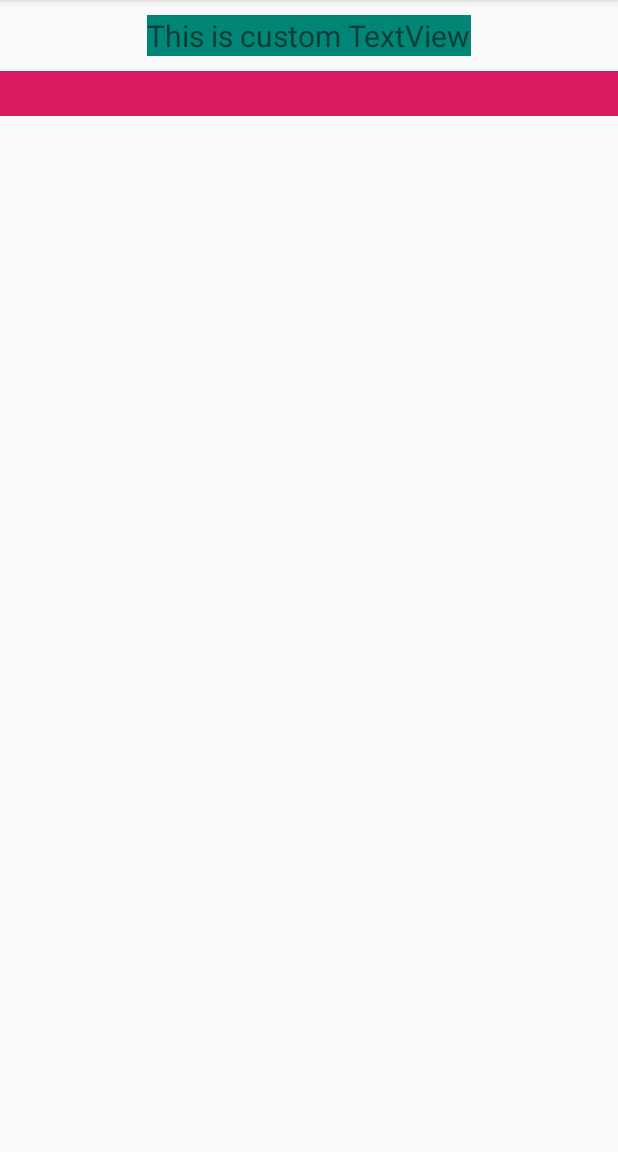
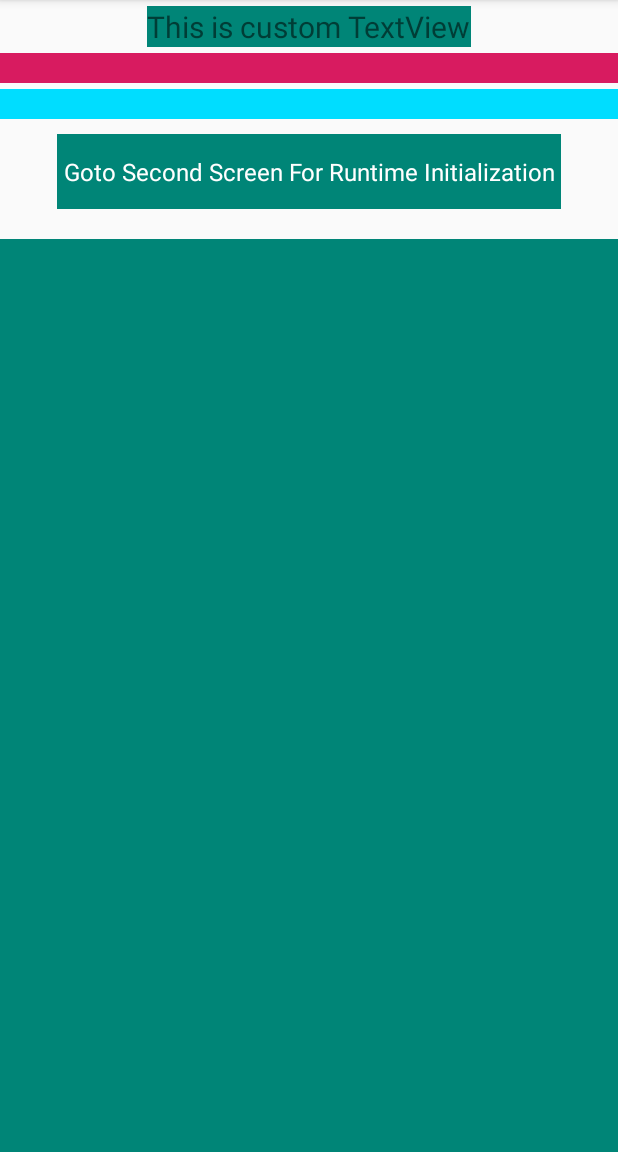
Before and after one commit to WaveTechStudio/AndroidCustomViews, an Android app: the screen it shows after launch (MainActivity before the commit, FirstActivity after it), on a phone screen of 412 x 824 dp, the part 84-1236 px from its top. Run offline under Robolectric (Android 15) with nearby library versions, the phone set to English and light mode, and no system bars.

Commit message:
Custom View Measurement / Parameters / Dynamic View Instantiation from code / Set Properties / Declare Styleable  attrs.xml All these Added.

```diff
--- a/app/src/main/AndroidManifest.xml
+++ b/app/src/main/AndroidManifest.xml
@@ -9,13 +9,14 @@
         android:roundIcon="@mipmap/ic_launcher_round"
         android:supportsRtl="true"
         android:theme="@style/AppTheme">
-        <activity android:name=".MainActivity">
+        <activity android:name=".FirstActivity">
             <intent-filter>
                 <action android:name="android.intent.action.MAIN" />
 
                 <category android:name="android.intent.category.LAUNCHER" />
             </intent-filter>
         </activity>
+        <activity android:name=".SecondActivity" />
     </application>
 
 </manifest>
--- a/app/src/main/java/wavetechstudio/androidCustomViews/MyCustomTextView.java
+++ b/app/src/main/java/wavetechstudio/androidCustomViews/CustomTextView.java
@@ -6,11 +6,11 @@ import android.graphics.Paint;
 import android.support.v7.widget.AppCompatTextView;
 import android.util.AttributeSet;
 
-public class MyCustomTextView extends AppCompatTextView {
+public class CustomTextView extends AppCompatTextView {
 
     private Paint paint;
 
-    public MyCustomTextView(Context context, AttributeSet attributeSet) {
+    public CustomTextView(Context context, AttributeSet attributeSet) {
         super(context, attributeSet);
 
         paint = new Paint();
--- a/app/src/main/java/wavetechstudio/androidCustomViews/MyCustomView.java
+++ b/app/src/main/java/wavetechstudio/androidCustomViews/CustomView.java
@@ -6,11 +6,11 @@ import android.graphics.Paint;
 import android.util.AttributeSet;
 import android.view.View;
 
-public class MyCustomView extends View {
+public class CustomView extends View {
 
     private Paint paint;
 
-    public MyCustomView(Context context, AttributeSet attributeSet) {
+    public CustomView(Context context, AttributeSet attributeSet) {
         super(context, attributeSet);
 
         paint = new Paint();
--- /dev/null
+++ b/app/src/main/java/wavetechstudio/androidCustomViews/CustomViewMeasurement.java
@@ -0,0 +1,55 @@
+package wavetechstudio.androidCustomViews;
+
+import android.content.Context;
+import android.graphics.Canvas;
+import android.graphics.Paint;
+import android.util.AttributeSet;
+import android.view.View;
+
+public class CustomViewMeasurement extends View {
+
+    private Paint paint;
+    private static final int DEFAULT_SIZE = 1000;
+
+    public CustomViewMeasurement(Context context, AttributeSet attributeSet) {
+        super(context, attributeSet);
+
+        paint = new Paint();
+        paint.setColor(getResources().getColor(R.color.colorPrimary));
+        paint.setStyle(Paint.Style.FILL);
+        paint.setStrikeThruText(true);
+    }
+
+    /**
+     * @param measureSpec width / height measure specs
+     * @return returning appropriate size
+     */
+    private static int getMeasurementSize(int measureSpec) {
+        int mode = MeasureSpec.getMode(measureSpec);
+        int size = MeasureSpec.getSize(measureSpec);
+        switch (mode) {
+            case MeasureSpec.EXACTLY:
+                return size;
+
+            case MeasureSpec.AT_MOST:
+                return Math.min(DEFAULT_SIZE, size);
+
+            case MeasureSpec.UNSPECIFIED:
+            default:
+                return DEFAULT_SIZE;
+        }
+    }
+
+    @Override
+    protected void onMeasure(int widthMeasureSpec, int heightMeasureSpec) {
+        int width = getMeasurementSize(widthMeasureSpec);
+        int height = getMeasurementSize(heightMeasureSpec);
+        setMeasuredDimension(width, height);
+    }
+
+    @Override
+    protected void onDraw(Canvas canvas) {
+        canvas.drawRect(0, 0, getWidth(), getHeight(), paint);
+        super.onDraw(canvas);
+    }
+}
--- /dev/null
+++ b/app/src/main/java/wavetechstudio/androidCustomViews/CustomViewParameters.java
@@ -0,0 +1,67 @@
+package wavetechstudio.androidCustomViews;
+
+import android.content.Context;
+import android.content.res.TypedArray;
+import android.graphics.Canvas;
+import android.graphics.Paint;
+import android.util.AttributeSet;
+import android.view.View;
+
+public class CustomViewParameters extends View {
+
+    private Paint paint;
+    private static final int DEFAULT_SIZE = 1000;
+    private static final int DEFAULT_FILL_COLOR = 0xffff0000;
+
+
+    public CustomViewParameters(Context context, AttributeSet attributeSet) {
+        super(context, attributeSet);
+
+        int fillColor;
+
+        TypedArray ta = context.getTheme().obtainStyledAttributes(attributeSet, R.styleable.CustomViewMeasurement, 0, 0);
+        try {
+            fillColor = ta.getColor(R.styleable.CustomViewMeasurement_fillcolor, DEFAULT_FILL_COLOR);
+        } finally {
+            ta.recycle();
+        }
+
+        paint = new Paint();
+        paint.setColor(fillColor);
+        paint.setStyle(Paint.Style.FILL);
+        paint.setStrikeThruText(true);
+    }
+
+    /**
+     * @param measureSpec width / height measure specs
+     * @return returning appropriate size
+     */
+    private static int getMeasurementSize(int measureSpec) {
+        int mode = MeasureSpec.getMode(measureSpec);
+        int size = MeasureSpec.getSize(measureSpec);
+        switch (mode) {
+            case MeasureSpec.EXACTLY:
+                return size;
+
+            case MeasureSpec.AT_MOST:
+                return Math.min(DEFAULT_SIZE, size);
+
+            case MeasureSpec.UNSPECIFIED:
+            default:
+                return DEFAULT_SIZE;
+        }
+    }
+
+    @Override
+    protected void onMeasure(int widthMeasureSpec, int heightMeasureSpec) {
+        int width = getMeasurementSize(widthMeasureSpec);
+        int height = getMeasurementSize(heightMeasureSpec);
+        setMeasuredDimension(width, height);
+    }
+
+    @Override
+    protected void onDraw(Canvas canvas) {
+        canvas.drawRect(0, 0, getWidth(), getHeight(), paint);
+        super.onDraw(canvas);
+    }
+}
--- /dev/null
+++ b/app/src/main/java/wavetechstudio/androidCustomViews/FirstActivity.java
@@ -0,0 +1,23 @@
+package wavetechstudio.androidCustomViews;
+
+import android.content.Intent;
+import android.os.Bundle;
+import android.support.v7.app.AppCompatActivity;
+import android.view.View;
+
+public class FirstActivity extends AppCompatActivity {
+
+    @Override
+    protected void onCreate(Bundle savedInstanceState) {
+        super.onCreate(savedInstanceState);
+        setContentView(R.layout.activity_main);
+
+        CustomTextView launchSecondActivity = findViewById(R.id.launchSecondActivity);
+        launchSecondActivity.setOnClickListener(new View.OnClickListener() {
+            @Override
+            public void onClick(View v) {
+                startActivity(new Intent(FirstActivity.this, SecondActivity.class));
+            }
+        });
+    }
+}
--- a/app/src/main/java/wavetechstudio/androidCustomViews/MainActivity.java
+++ /dev/null
@@ -1,13 +0,0 @@
-package wavetechstudio.androidCustomViews;
-
-import android.support.v7.app.AppCompatActivity;
-import android.os.Bundle;
-
-public class MainActivity extends AppCompatActivity {
-
-    @Override
-    protected void onCreate(Bundle savedInstanceState) {
-        super.onCreate(savedInstanceState);
-        setContentView(R.layout.activity_main);
-    }
-}
--- a/app/src/main/res/layout/activity_main.xml
+++ b/app/src/main/res/layout/activity_main.xml
@@ -1,23 +1,61 @@
 <?xml version="1.0" encoding="utf-8"?>
 <LinearLayout xmlns:android="http://schemas.android.com/apk/res/android"
+    xmlns:app="http://schemas.android.com/apk/res-auto"
     xmlns:tools="http://schemas.android.com/tools"
     android:layout_width="match_parent"
     android:layout_height="match_parent"
     android:gravity="center_horizontal"
     android:orientation="vertical"
-    tools:context=".MainActivity">
+    tools:context=".FirstActivity">
 
-    <wavetechstudio.androidCustomViews.MyCustomTextView
+    <wavetechstudio.androidCustomViews.CustomTextView
         android:layout_width="wrap_content"
         android:layout_height="wrap_content"
-        android:layout_marginTop="10dp"
+        android:layout_marginTop="4dp"
         android:text="@string/this_is_custom_textview"
         android:textSize="20sp" />
 
-    <wavetechstudio.androidCustomViews.MyCustomView
+    <wavetechstudio.androidCustomViews.CustomView
         android:layout_width="wrap_content"
-        android:layout_height="30dp"
-        android:layout_marginTop="10dp"
+        android:layout_height="20dp"
+        android:layout_marginTop="4dp"
         android:text="@string/my_custom_view" />
 
+    <wavetechstudio.androidCustomViews.CustomViewParameters
+        android:layout_width="wrap_content"
+        android:layout_height="20dp"
+        android:layout_marginTop="4dp"
+        android:text="@string/my_custom_view"
+        app:fillcolor="@android:color/holo_blue_bright" />
+
+    <wavetechstudio.androidCustomViews.CustomTextView
+        android:id="@+id/launchSecondActivity"
+        android:layout_width="wrap_content"
+        android:layout_height="50dp"
+        android:layout_margin="10dp"
+        android:layout_marginTop="4dp"
+        android:gravity="center"
+        android:padding="4dp"
+        android:text="@string/goto_second_screen_for_runtime_initialization"
+        android:textColor="@color/white"
+        android:textSize="16sp" />
+
+    <ScrollView
+        android:layout_width="match_parent"
+        android:layout_height="match_parent"
+        android:layout_marginTop="10dp"
+        android:orientation="vertical">
+
+        <LinearLayout
+            android:layout_width="match_parent"
+            android:layout_height="wrap_content"
+            android:orientation="vertical">
+
+            <wavetechstudio.androidCustomViews.CustomViewMeasurement
+                android:layout_width="match_parent"
+                android:layout_height="wrap_content" />
+
+        </LinearLayout>
+    </ScrollView>
+
 </LinearLayout>
--- /dev/null
+++ b/app/src/main/res/values/attrs.xml
@@ -0,0 +1,6 @@
+<?xml version="1.0" encoding="utf-8"?>
+<resources>
+    <declare-styleable name="CustomViewMeasurement">
+        <attr name="fillcolor" format="color" />
+    </declare-styleable>
+</resources>
--- a/app/src/main/res/values/colors.xml
+++ b/app/src/main/res/values/colors.xml
@@ -3,4 +3,6 @@
     <color name="colorPrimary">#008577</color>
     <color name="colorPrimaryDark">#00574B</color>
     <color name="colorAccent">#D81B60</color>
+    <color name="random">#A8174F</color>
+    <color name="white">#FFFFFF</color>
 </resources>
--- a/app/src/main/res/values/strings.xml
+++ b/app/src/main/res/values/strings.xml
@@ -2,4 +2,5 @@
     <string name="app_name">AndroidCustomViews</string>
     <string name="this_is_custom_textview">This is custom TextView</string>
     <string name="my_custom_view">My Custom View</string>
+    <string name="goto_second_screen_for_runtime_initialization">Goto Second Screen For Runtime Initialization</string>
 </resources>
```
Also changed, not shown: app/src/main/java/wavetechstudio/androidCustomViews/CustomViewInstantiateFromCode.java (added, +80 -0 lines), app/src/main/java/wavetechstudio/androidCustomViews/SecondActivity.java (added, +25 -0 lines).
